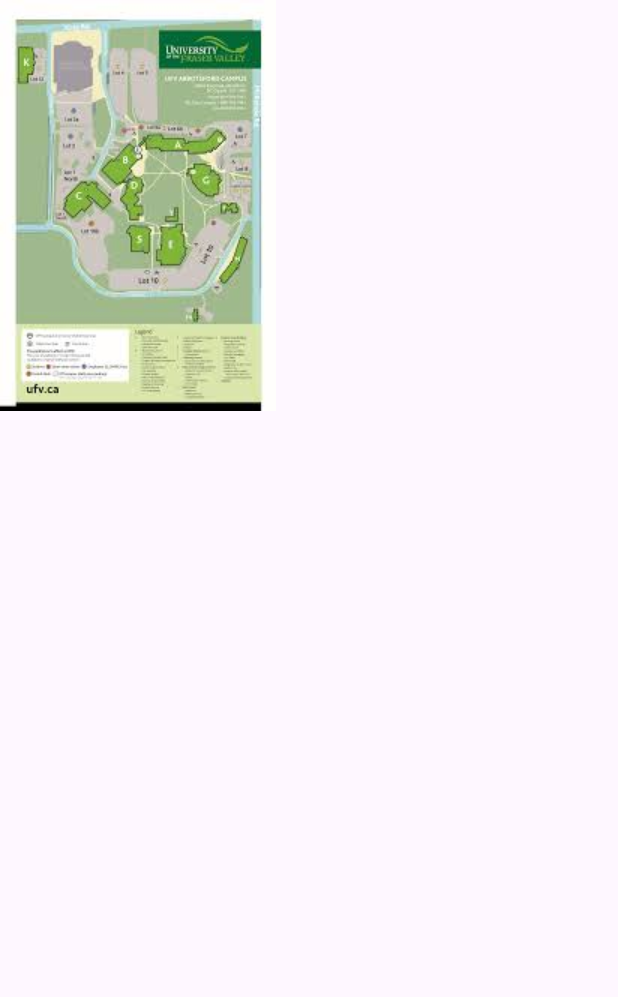
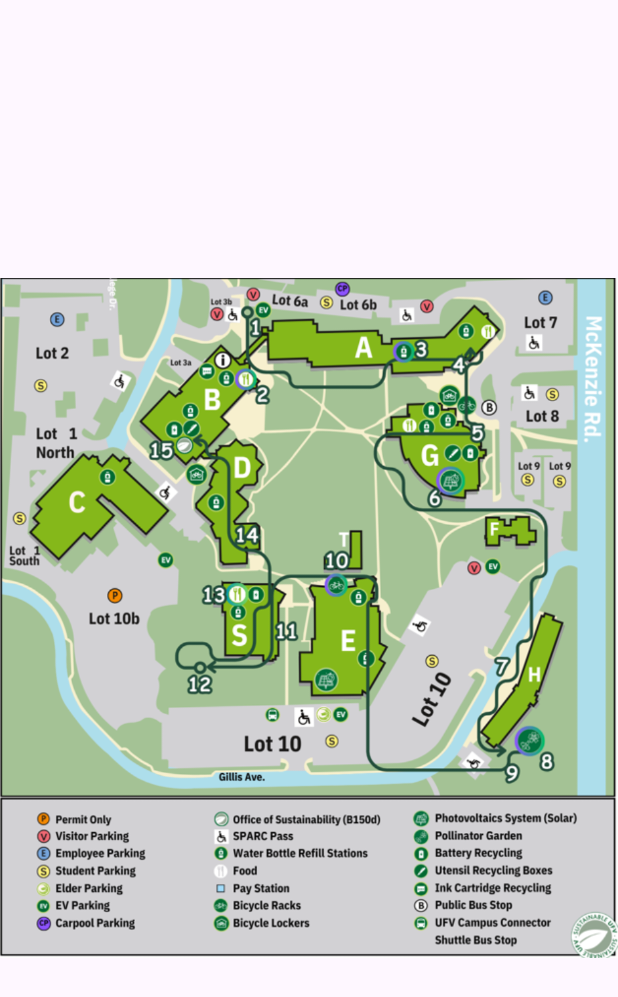
Before and after one commit to mikebassi132/Syntax-Squad, an Android app: the MapActivity screen opened directly, with no data from a screen before it, on a phone screen of 412 x 824 dp. Shown: the top 997 px of the screen. Run offline under Robolectric (Android 15) with nearby library versions, the light colour scheme and no system bars.

Commit message:
Enlarged Map

```diff
--- a/app/src/main/res/layout/activity_map.xml
+++ b/app/src/main/res/layout/activity_map.xml
@@ -12,14 +12,13 @@
         android:id="@+id/mapImageView"
         android:layout_width="0dp"
         android:layout_height="0dp"
-        android:layout_gravity="center"
         android:contentDescription="Campus Map"
-        android:scaleType="matrix"
+        android:scaleType="fitCenter"
         android:src="@drawable/campus_map"
+        app:layout_constraintTop_toTopOf="parent"
         app:layout_constraintBottom_toBottomOf="parent"
-        app:layout_constraintHeight_percent="1"
-        app:layout_constraintTop_toTopOf="parent"
-        app:layout_constraintVertical_bias="0.5"
+        app:layout_constraintStart_toStartOf="parent"
+        app:layout_constraintEnd_toEndOf="parent"
         app:layout_constraintWidth_percent="1"
-        tools:layout_editor_absoluteX="0dp" />
+        app:layout_constraintHeight_percent="1" />
 </androidx.constraintlayout.widget.ConstraintLayout>
```
Also changed, not shown: app/src/main/res/drawable/campus_map.png.
